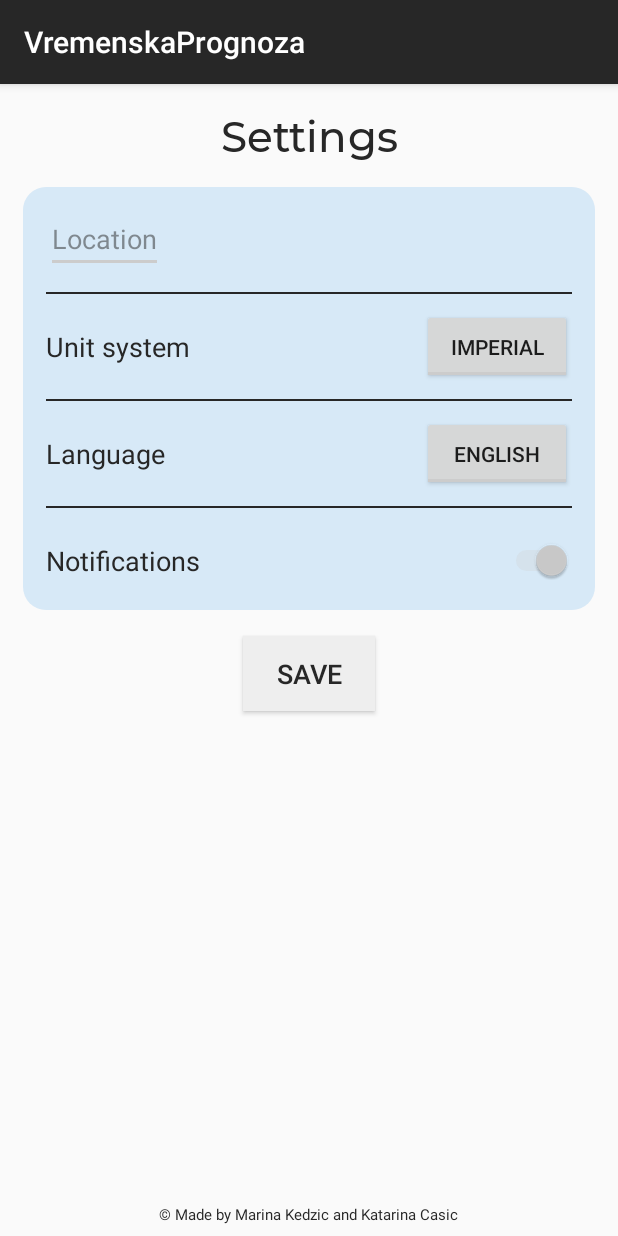
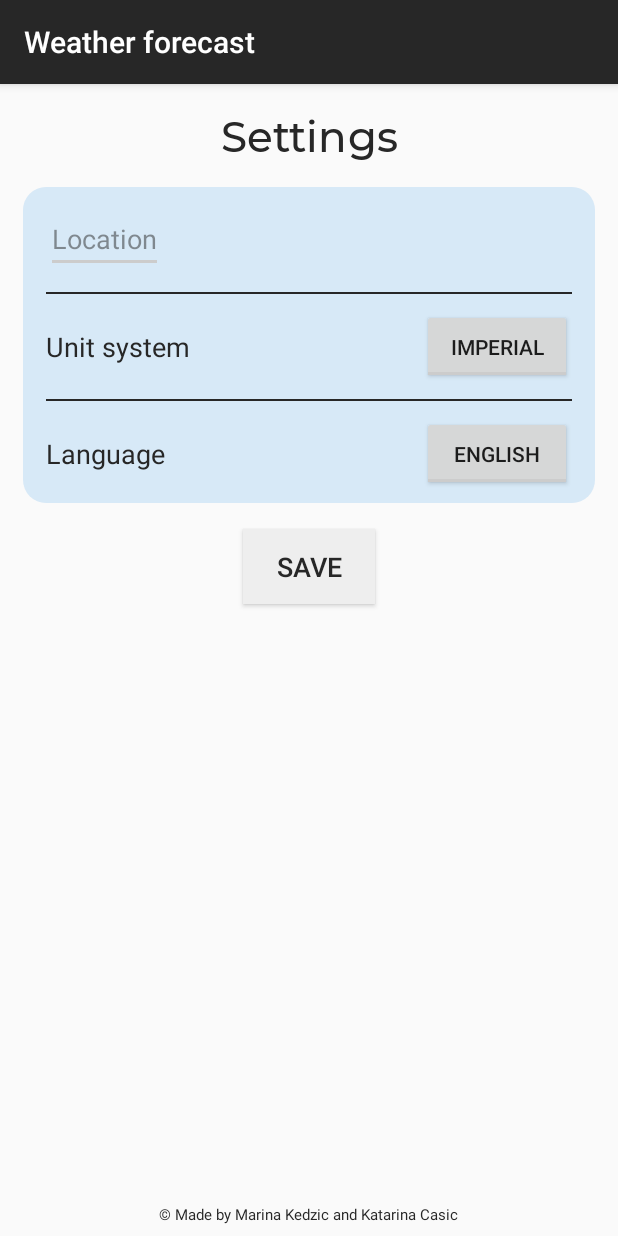
Before and after one commit to marinakedzic/WeatherApp, an Android app: the screen it shows after launch (SettingsActivity), on a phone screen of 412 x 824 dp. Run offline under Robolectric (Android 15) with nearby library versions, the phone set to English and light mode, and no system bars; libraries missing offline, so code that uses them is left out: com.androdocs.httprequest.

Commit message:
Updated design with minor fixes in backend.

```diff
--- a/app/src/main/java/com/filipskola/vremenskaprognoza/MainActivity.java
+++ b/app/src/main/java/com/filipskola/vremenskaprognoza/MainActivity.java
@@ -148,7 +148,7 @@ public class MainActivity extends AppCompatActivity {
                         JSONObject hourlyRainDescriptionObj = hour.getJSONArray("weather").getJSONObject(0);
                         String hourlyRainDescription = hourlyRainDescriptionObj.getString("description");
                         String weather1 = weatherObj.getString("main");
-                        if(weather1.equals("Rain") || weather1.equals("Drizzle") || hourlyRainDescription.equals("light rain")){
+                        if(weather1.equals("Rain") || weather1.equals("Drizzle") || hourlyRainDescription.equals("light rain") || hourlyRainDescription.equals("кишица")){
                             hourly.setImage(R.drawable.rain);
                         }
                         else if(weather1.equals("Thunderstorm")){
--- a/app/src/main/res/layout/settings.xml
+++ b/app/src/main/res/layout/settings.xml
@@ -121,39 +121,7 @@
             </ToggleButton>
         </RelativeLayout>
 
-        <!-- Divider -->
-        <View
-            android:layout_width="match_parent"
-            android:layout_height="1dp"
-            android:background="#272727">
-        </View>
 
-        <!-- Turn on/off Notifications -->
-        <RelativeLayout
-            android:layout_width="match_parent"
-            android:layout_height="70dp">
-
-            <!-- Notifications text -->
-            <TextView
-                android:id="@+id/notifications"
-                android:layout_width="wrap_content"
-                android:layout_height="wrap_content"
-                android:layout_centerVertical="true"
-                android:textSize="18sp"
-                android:textColor="@color/colorPrimary"
-                android:text="Notifications">
-            </TextView>
-
-            <!-- Turn on/off Notification button -->
-            <Switch
-                android:id="@+id/notifis"
-                android:layout_width="100dp"
-                android:layout_height="wrap_content"
-                android:layout_alignParentRight="true"
-                android:layout_centerVertical="true"
-                android:checked="true">
-            </Switch>
-        </RelativeLayout>
 
     </LinearLayout>
 
--- a/app/src/main/res/values/strings.xml
+++ b/app/src/main/res/values/strings.xml
@@ -1,5 +1,5 @@
 <resources>
-    <string name="app_name">VremenskaPrognoza</string>
+    <string name="app_name">Weather forecast</string>
 
     <string name="sunny">Its getting hot, make sure to get some sunglasses!</string>
     <string name="rainy">Its raining outside, make sure to bring your umbrella!</string>
```
